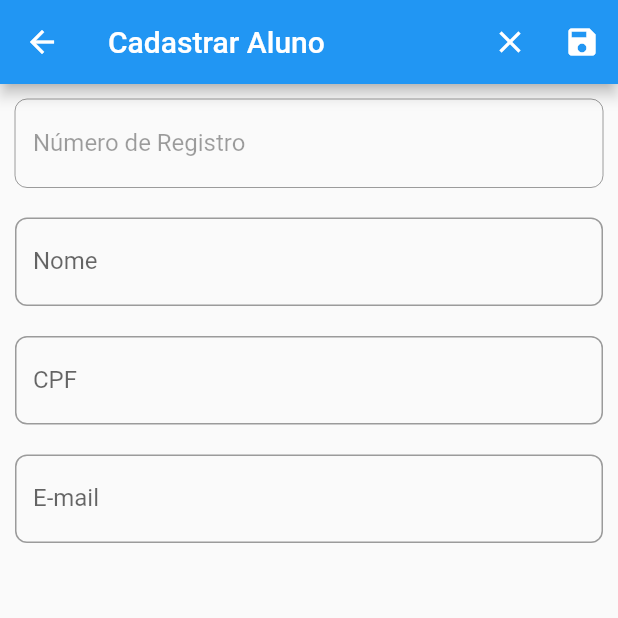
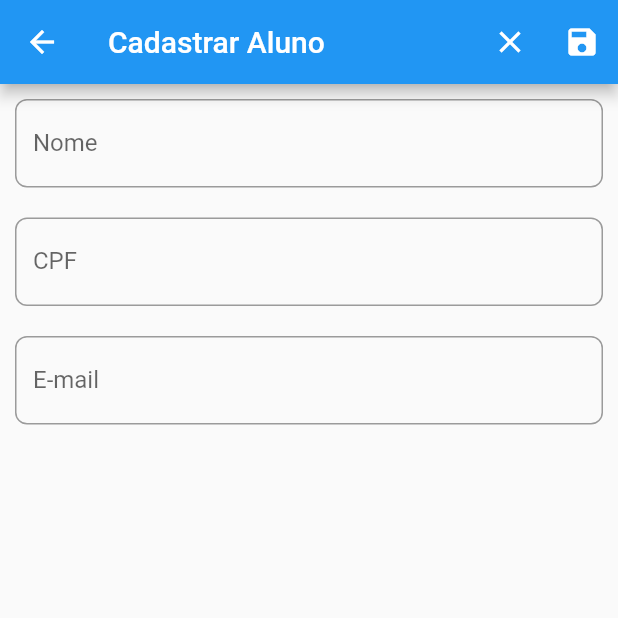
Before and after one commit to AdrielSchneider/flutter_controle_frequencia, a Flutter app: the RegisterStudent screen opened directly, on a phone screen of 412 x 824 dp, the top half of it. Run offline on Flutter 3.47's test engine with Material 2 defaults, Android fonts, the phone set to English and light mode, and no system bars; our stand-ins replace sqflite; accounts and stored records are empty.

Commit message:
Correções aluno
- Adicionada coluna de turma;
- Adicionados métodos de busca por turma;
- Removido campo de número de registro da tela de aluno

```diff
--- a/lib/model/student.dart
+++ b/lib/model/student.dart
@@ -19,13 +19,17 @@ class Student {
   static const columnEmail = 'email';
   String email;
 
+  static const columnStudentClass = 'studentClass';
+  int? studentClass;
+
   Student(
       {required this.name,
       required this.cpf,
       // required this.birthday,
       required this.registerDate,
       this.registerNumber,
-      required this.email});
+      required this.email,
+      this.studentClass});
 
   factory Student.fromMap(Map map) {
     return Student(
@@ -33,7 +37,8 @@ class Student {
         cpf: map[columnCpf],
         registerDate: map[columnRegisterDate],
         registerNumber: map[columnRegisterNumber] ?? 0,
-        email: map[columnEmail]);
+        email: map[columnEmail],
+        studentClass: map[columnStudentClass]);
   }
 
   Map<String, dynamic> toMap() {
@@ -42,7 +47,8 @@ class Student {
       columnCpf: cpf,
       columnRegisterDate: registerDate,
       columnName: name,
-      columnEmail: email
+      columnEmail: email,
+      columnStudentClass: studentClass
     };
   }
 }
--- a/lib/ui/register/register_student_page.dart
+++ b/lib/ui/register/register_student_page.dart
@@ -55,11 +55,11 @@ class _RegisterStudentState extends State<RegisterStudent> {
               key: _formKey,
               child: Column(
                 children: [
-                  CustomTextField(
-                    inputTitle: 'Número de Registro',
-                    enabled: false,
-                    controller: _registerNumberController,
-                  ),
+                  // CustomTextField(
+                  //   inputTitle: 'Número de Registro',
+                  //   enabled: false,
+                  //   controller: _registerNumberController,
+                  // ),
                   CustomTextField(
                     inputTitle: 'Nome',
                     controller: _nameController,
```
Also changed, not shown: lib/datasources/local/student_helper.dart (+18 -1 lines).
